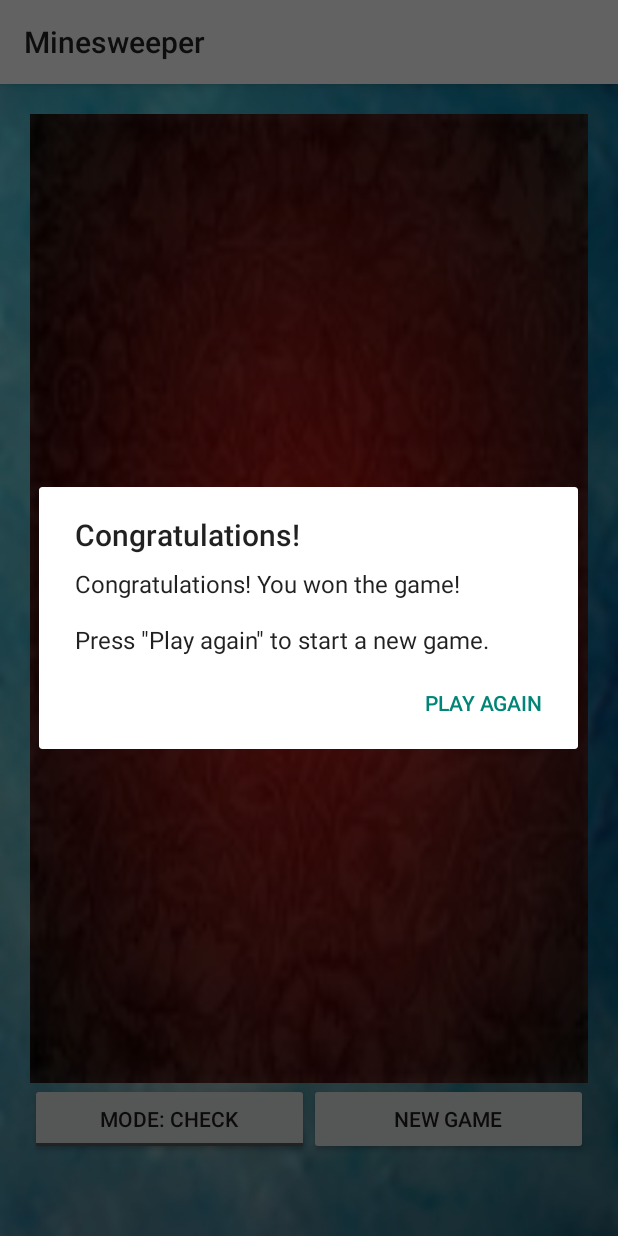
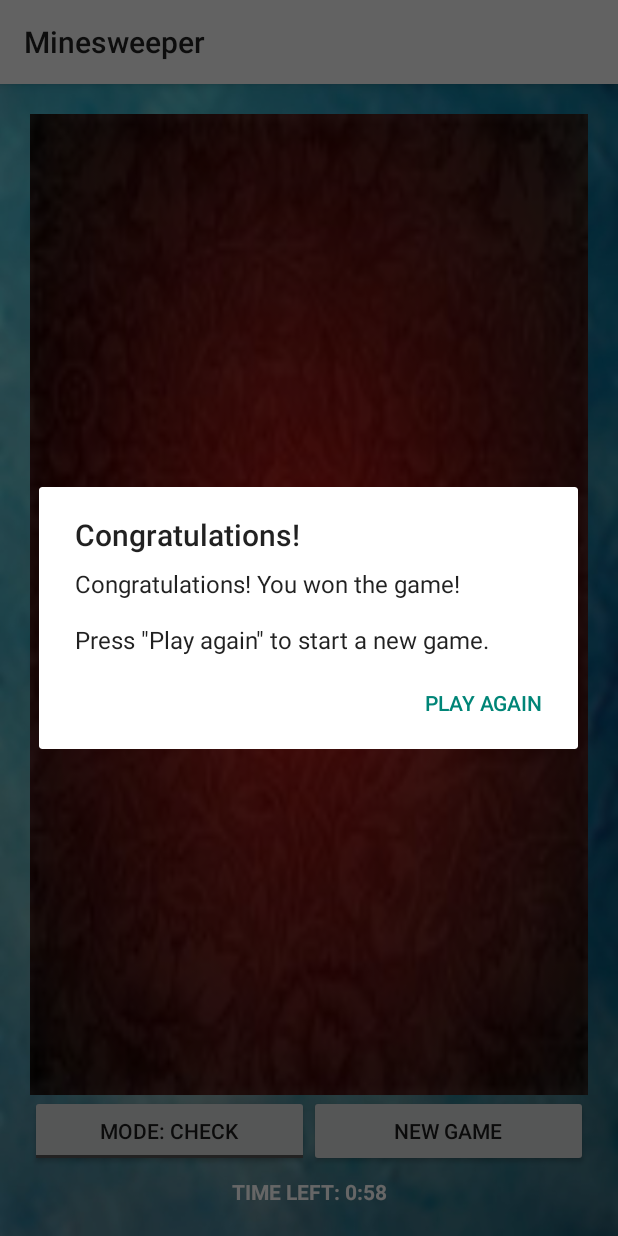
Before and after one commit to asw-234/Minesweeper, an Android app: the PlayActivity screen opened directly, with no data from a screen before it, on a phone screen of 412 x 824 dp. Run offline under Robolectric (Android 15) with nearby library versions, the phone set to English and light mode, and no system bars; 4 statements that could not run were skipped.

Commit message:
Add counting down timer when playing

```diff
--- a/app/src/main/java/uni/minesweeper/activities/play/PlayActivity.java
+++ b/app/src/main/java/uni/minesweeper/activities/play/PlayActivity.java
@@ -2,20 +2,32 @@ package uni.minesweeper.activities.play;
 
 import android.content.Intent;
 import android.os.Bundle;
+import android.os.Handler;
+import android.os.Looper;
+import android.widget.TextView;
 import android.widget.ToggleButton;
 
 import androidx.annotation.NonNull;
+
+import java.util.Timer;
+import java.util.TimerTask;
+import java.util.concurrent.TimeUnit;
 
 import uni.minesweeper.R;
 import uni.minesweeper.Utils;
 import uni.minesweeper.activities.AbstractActivity;
 import uni.minesweeper.board.MinesweeperModel;
+import uni.minesweeper.board.MinesweeperView;
 import uni.minesweeper.services.MusicService;
 
 
 public class PlayActivity extends AbstractActivity {
+  private static final int DEFAULT_TIMER_MINUTES = 1;
+
   private boolean isFlagMode = false;
   private MinesweeperModel model = null;
+
+  private TextView timerField;
 
   @Override
   public void onSaveInstanceState(@NonNull Bundle savedInstanceState) {
@@ -49,6 +61,8 @@ public class PlayActivity extends AbstractActivity {
 
     findViewById(R.id.btnNewGame).setOnClickListener(v ->
       Utils.sendToActivity(this, IntroActivity.class, Intent.FLAG_ACTIVITY_CLEAR_TOP));
+
+    initTimer(getIntent().getIntExtra("timerMinutes", DEFAULT_TIMER_MINUTES));
   }
 
   @Override
@@ -56,4 +70,34 @@ public class PlayActivity extends AbstractActivity {
     MusicService.getInstance().play(R.raw.main_theme, false);
     super.onDestroy();
   }
+
+  private void initTimer(final int timerMinutes) {
+    timerField = findViewById(R.id.timerView);
+
+    final Handler uiThreadHandler = new Handler(Looper.getMainLooper());
+    final Timer gameTimer = new Timer();
+
+    final TimerTask lockTask = new TimerTask() {
+      int totalTime = (int) TimeUnit.MINUTES.toSeconds(timerMinutes);
+
+      public void run() {
+        final int minutesMark = (int) (totalTime / TimeUnit.MINUTES.toSeconds(1));
+        final int secondsMark = (int) (totalTime % TimeUnit.MINUTES.toSeconds(1));
+
+        uiThreadHandler.post(() -> {
+          timerField.setText(getApplicationContext().getString(
+            R.string.time_left, String.valueOf(minutesMark), String.valueOf(secondsMark)
+          ));
+
+          if (totalTime-- == 0) {
+            MusicService.getInstance().stop();
+            MusicService.getInstance().play(R.raw.loss, true);
+            ((MinesweeperView) findViewById(R.id.minesweeperView)).endGame(true);
+          }
+        });
+      }
+    };
+
+    gameTimer.schedule(lockTask, 0, TimeUnit.SECONDS.toMillis(1));
+  }
 }
--- a/app/src/main/java/uni/minesweeper/board/MinesweeperView.java
+++ b/app/src/main/java/uni/minesweeper/board/MinesweeperView.java
@@ -2,7 +2,6 @@ package uni.minesweeper.board;
 
 import android.app.AlertDialog;
 import android.content.Context;
-import android.content.DialogInterface;
 import android.content.Intent;
 import android.graphics.Canvas;
 import android.graphics.Color;
@@ -16,8 +15,6 @@ import android.view.MotionEvent;
 import android.view.View;
 
 import androidx.core.content.res.ResourcesCompat;
-
-import com.gc.materialdesign.widgets.Dialog;
 
 import uni.minesweeper.Utils;
 import uni.minesweeper.activities.play.IntroActivity;
@@ -205,7 +202,7 @@ public class MinesweeperView extends View {
         case SAFE: {
           if (model.isFlagMode()) {
             MusicService.getInstance().stop();
-            MusicService.getInstance().play(R.raw.flag_loss, true);
+            MusicService.getInstance().play(R.raw.loss, true);
             model.setTile(clickedRow, clickedCol, TileType.FLAG_LOSS);
             endGame(true);
           } else {
@@ -260,7 +257,7 @@ public class MinesweeperView extends View {
     }
   }
 
-  private void endGame(boolean isLoss) {
+  public void endGame(boolean isLoss) {
     isGameOver = true;
 
     final String buttonText = "Play again";
--- a/app/src/main/res/layout/activity_play.xml
+++ b/app/src/main/res/layout/activity_play.xml
@@ -5,7 +5,7 @@
     android:layout_width="match_parent"
     android:layout_height="match_parent"
     android:padding="@dimen/padding"
-    android:weightSum="20"
+    android:weightSum="100"
     android:layout_centerVertical="true"
     android:background="@drawable/bg_play">
 
@@ -13,29 +13,39 @@
       android:id="@+id/minesweeperView"
       android:layout_width="match_parent"
       android:layout_height="0dp"
-      android:layout_weight="19" />
+      android:layout_weight="99" />
 
   <LinearLayout
       android:layout_width="match_parent"
       android:layout_height="wrap_content"
+      android:layout_weight="1"
       android:orientation="horizontal"
       android:weightSum="2"
-      android:layout_weight="1"
       tools:ignore="NestedWeights">
 
     <ToggleButton
         android:id="@+id/btnToggleMode"
         android:layout_width="0dp"
         android:layout_height="wrap_content"
-        android:text="@string/mode"
-        android:layout_weight="1" />
+        android:layout_weight="1"
+        android:text="@string/mode" />
 
     <Button
         android:id="@+id/btnNewGame"
         android:layout_width="0dp"
         android:layout_height="wrap_content"
+        android:layout_weight="1"
         android:text="@string/new_game"
-        tools:ignore="ButtonStyle"
-        android:layout_weight="1" />
+        tools:ignore="ButtonStyle" />
   </LinearLayout>
+
+  <TextView
+      android:id="@+id/timerView"
+      android:layout_width="match_parent"
+      android:layout_height="wrap_content"
+      android:textAllCaps="true"
+      android:text="@string/time_left"
+      android:textAlignment="center"
+      android:textColor="@color/colorPrimary"
+      android:textStyle="bold" />
 </LinearLayout>
--- a/app/src/main/res/values/strings.xml
+++ b/app/src/main/res/values/strings.xml
@@ -24,4 +24,5 @@
     <string name="someone">Someone</string>
     <string name="score">Score</string>
     <string name="leaderboard">Leaderboard</string>
+    <string name="time_left">Time left: %1$s:%2$s</string>
 </resources>
```
Also changed, not shown: 2 other files.
